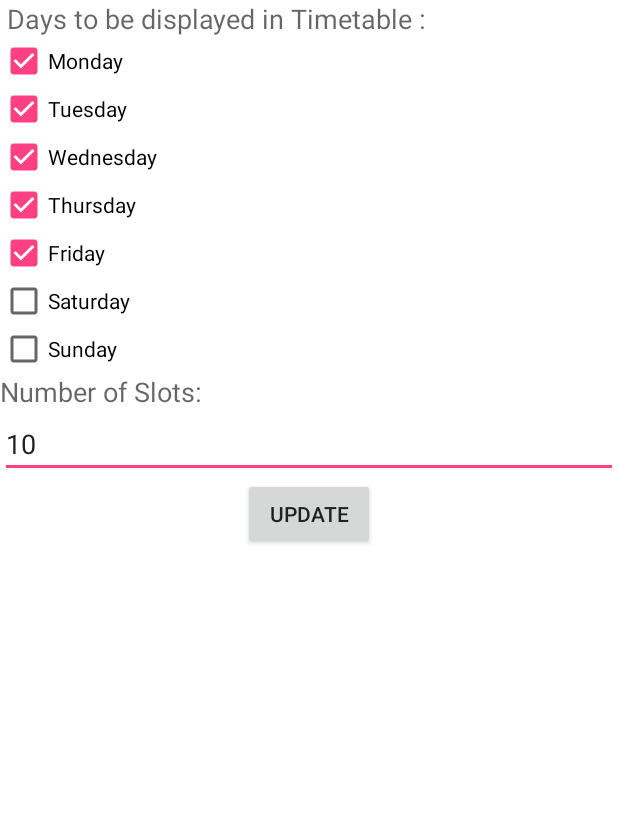
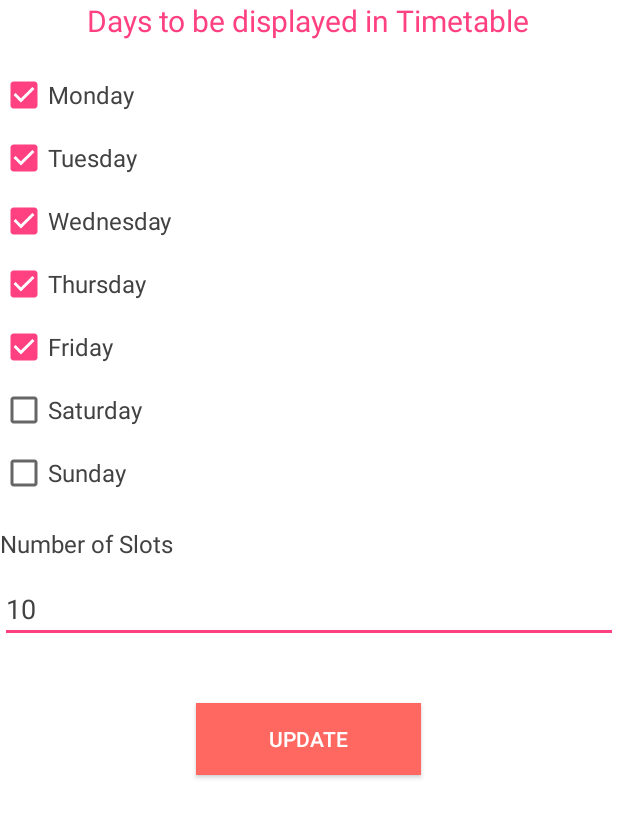
Before and after one commit to sachinnitw1317/Mychum, an Android app: the layout select_days.xml on its own in the app's theme, with its tools: preview values and no code run, on a phone screen of 412 x 824 dp. Shown: the top 818 px of the screen. Run offline under Robolectric (Android 15) with nearby library versions, the light colour scheme and no system bars.

Commit message:
courses and time table UI remaining

```diff
--- a/app/src/main/res/layout/select_days.xml
+++ b/app/src/main/res/layout/select_days.xml
@@ -7,15 +7,22 @@
     <TextView
         android:layout_width="wrap_content"
         android:layout_height="wrap_content"
-        android:textAppearance="?android:attr/textAppearanceMedium"
-        android:text=" Days to be displayed in Timetable : "
+        android:textColor="@color/myAccentColor"
+        android:gravity="center"
+        android:layout_gravity="center"
+        android:textSize="20dp"
+        android:layout_marginBottom="20dp"
+        android:text=" Days to be displayed in Timetable "
         android:id="@+id/textView" />
 
     <CheckBox
         android:layout_width="wrap_content"
         android:layout_height="wrap_content"
         android:text="Monday"
+        android:textSize="16dp"
+        android:textColor="#424242"
         android:id="@+id/cb_mon"
+        android:layout_marginBottom="10dp"
         android:checked="true" />
 
     <CheckBox
@@ -23,27 +30,39 @@
         android:layout_height="wrap_content"
         android:text="Tuesday"
         android:id="@+id/cb_tue"
+        android:textSize="16dp"
+        android:layout_marginBottom="10dp"
+        android:textColor="#424242"
         android:checked="true" />
 
     <CheckBox
         android:layout_width="wrap_content"
         android:layout_height="wrap_content"
         android:text="Wednesday"
+        android:textSize="16dp"
+        android:textColor="#424242"
         android:id="@+id/cb_wed"
+        android:layout_marginBottom="10dp"
         android:checked="true" />
 
     <CheckBox
         android:layout_width="wrap_content"
         android:layout_height="wrap_content"
+        android:textSize="16dp"
+        android:textColor="#424242"
         android:text="Thursday"
         android:id="@+id/cb_thu"
+        android:layout_marginBottom="10dp"
         android:checked="true" />
 
     <CheckBox
         android:layout_width="wrap_content"
         android:layout_height="wrap_content"
         android:text="Friday"
+        android:textSize="16dp"
+        android:textColor="#424242"
         android:id="@+id/cb_fri"
+        android:layout_marginBottom="10dp"
         android:checked="true" />
 
     <CheckBox
@@ -51,20 +70,29 @@
         android:layout_height="wrap_content"
         android:text="Saturday"
         android:id="@+id/cb_sat"
+        android:layout_marginBottom="10dp"
+        android:textSize="16dp"
+        android:textColor="#424242"
         android:checked="false" />
 
     <CheckBox
         android:layout_width="wrap_content"
         android:layout_height="wrap_content"
         android:text="Sunday"
+        android:textSize="16dp"
+
+        android:textColor="#424242"
         android:id="@+id/cb_sun"
+        android:layout_marginBottom="20dp"
         android:checked="false" />
 
     <TextView
         android:layout_width="wrap_content"
         android:layout_height="wrap_content"
-        android:textAppearance="?android:attr/textAppearanceMedium"
-        android:text="Number of Slots:"
+        android:textSize="16dp"
+        android:layout_marginBottom="10dp"
+        android:textColor="#424242"
+        android:text="Number of Slots"
         android:id="@+id/textView2" />
 
     <EditText
@@ -72,14 +100,18 @@
         android:layout_height="wrap_content"
         android:inputType="number"
         android:ems="10"
+        android:textColor="#424242"
         android:id="@+id/et_slotsCount"
         android:text="10" />
+    <Button
+        android:layout_width="150dp"
+        android:layout_height="wrap_content"
+        android:layout_marginTop="40dp"
+        android:background="@color/btn_logut_bg"
+        android:id="@+id/bt_updateDays"
+        android:layout_gravity="center"
+        android:text="Update"
+        android:textColor="@color/white"
 
-    <Button
-        android:layout_width="wrap_content"
-        android:layout_height="wrap_content"
-        android:text="Update"
-        android:id="@+id/bt_updateDays"
-        android:layout_gravity="center_horizontal" />
-
+        />
 </LinearLayout>
```
Also changed, not shown: app/src/main/res/layout/timetable_tab_view.xml (+36 -8 lines), app/src/main/res/layout/timetable_widget_clock.xml (+114 -17 lines).
